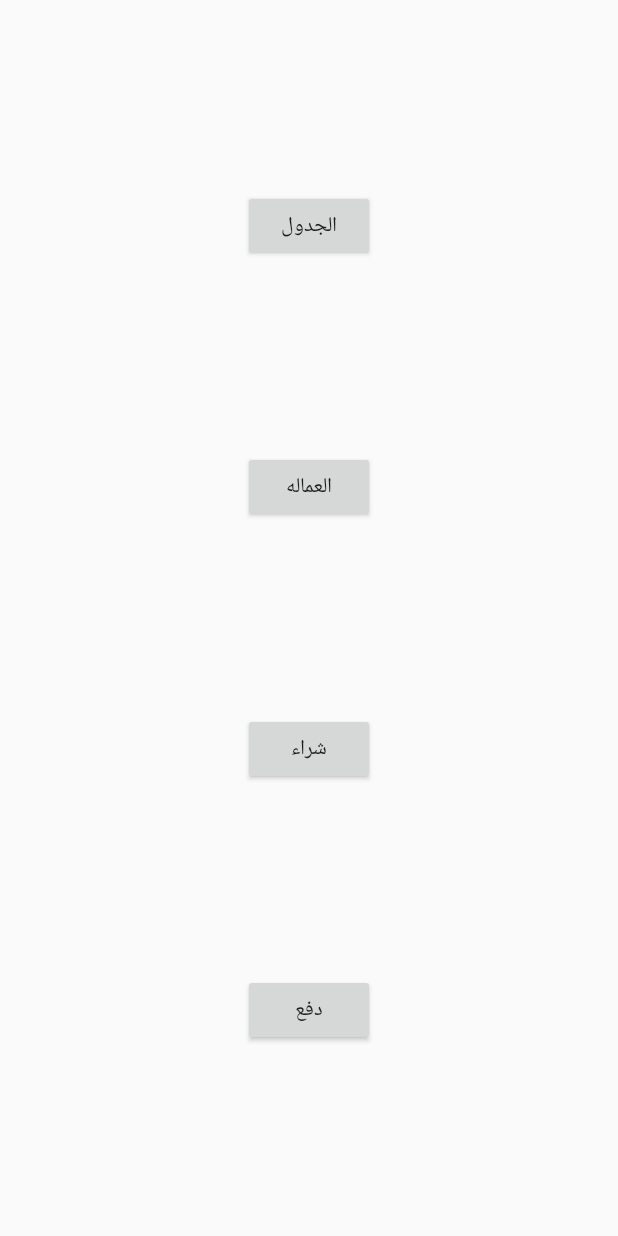
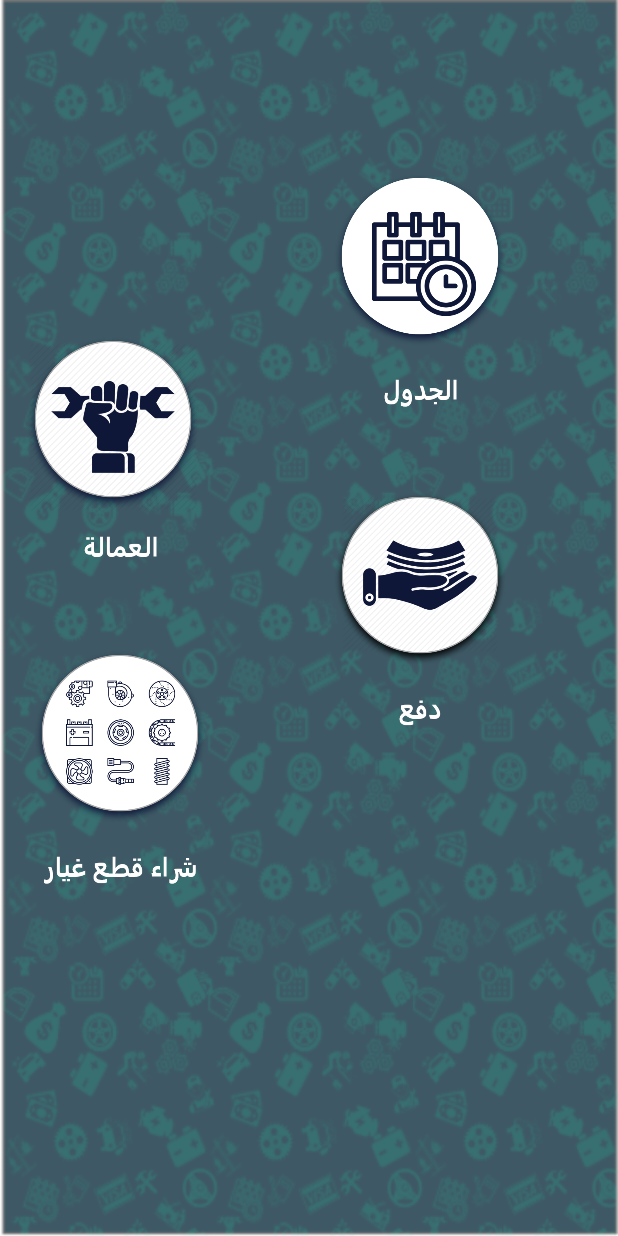
Before and after one commit to ahmed1hisham/osta-belya, an Android app: the layout activity_mechanic_home.xml on its own in the app's theme, with its tools: preview values and no code run, on a phone screen of 412 x 824 dp. Run offline under Robolectric (Android 15) with nearby library versions, the phone set to English and light mode, and no system bars.

Commit message:
mechanic home xml

```diff
--- a/app/src/main/java/com/example/ostabelya/activities/EmalaActivity.kt
+++ b/app/src/main/java/com/example/ostabelya/activities/EmalaActivity.kt
@@ -22,7 +22,7 @@ class EmalaActivity : AppCompatActivity() {
         }
 
         recycler_view.apply {
-            layoutManager = GridLayoutManager(this@EmalaActivity, 2)
+            layoutManager = LinearLayoutManager(this@EmalaActivity)
             adapter = EmalaAdapter(workers)
         }
 
--- a/app/src/main/java/com/example/ostabelya/adapters/EmalaAdapter.kt
+++ b/app/src/main/java/com/example/ostabelya/adapters/EmalaAdapter.kt
@@ -25,7 +25,7 @@ class EmalaAdapter(private val workers: ArrayList<Worker>) : RecyclerView.Adapte
     override fun getItemCount(): Int = workers.size
 
     class ViewHolder(itemView: View) :RecyclerView.ViewHolder(itemView){
-        val image: ImageView = itemView.findViewById(R.id.worker_img)
+        val image: ImageView = itemView.findViewById(R.id.worker_image_iv)
         val name: TextView = itemView.findViewById(R.id.worker_name)
         val salary: TextView = itemView.findViewById(R.id.worker_salary)
     }
--- a/app/src/main/res/layout/activity_mechanic_home.xml
+++ b/app/src/main/res/layout/activity_mechanic_home.xml
@@ -1,38 +1,73 @@
 <?xml version="1.0" encoding="utf-8"?>
-<android.support.constraint.ConstraintLayout
+<android.support.v7.widget.FitWindowsFrameLayout
         xmlns:android="http://schemas.android.com/apk/res/android"
         xmlns:tools="http://schemas.android.com/tools"
         xmlns:app="http://schemas.android.com/apk/res-auto"
         android:layout_width="match_parent"
         android:layout_height="match_parent"
-        tools:context=".activities.MechanicHome">
+        tools:context=".activities.MechanicHome"
+android:background="@drawable/img_background_res">
 
     <Button
-            android:text="الجدول"
-            android:layout_width="wrap_content"
-            android:layout_height="wrap_content"
-            android:id="@+id/button" app:layout_constraintStart_toStartOf="parent"
-            app:layout_constraintHorizontal_bias="0.5" app:layout_constraintEnd_toEndOf="parent"
-            app:layout_constraintTop_toTopOf="parent" app:layout_constraintBottom_toTopOf="@+id/button2"/>
+            android:layout_width="120dp"
+            android:layout_height="120dp"
+            android:layout_marginLeft="220dp"
+            android:layout_marginTop="113dp"
+            android:id="@+id/button"
+            android:background="@drawable/calendar"/>
+
+    <android.support.v7.widget.AppCompatTextView android:layout_width="51dp" android:layout_height="24dp"
+                                                 android:background="@drawable/gadwal"
+                                                 android:layout_marginLeft="255dp"
+                                                 android:layout_marginTop="247dp"/>
+
+
     <Button
-            android:text="العماله"
-            android:layout_width="wrap_content"
-            android:layout_height="wrap_content"
-            android:id="@+id/button2" app:layout_constraintStart_toStartOf="parent"
-            app:layout_constraintHorizontal_bias="0.5" app:layout_constraintEnd_toEndOf="parent"
-            app:layout_constraintTop_toBottomOf="@+id/button" app:layout_constraintBottom_toTopOf="@+id/button4"/>
+            android:layout_width="120dp"
+            android:layout_height="120dp"
+            android:layout_marginLeft="15dp"
+            android:layout_marginTop="222dp"
+            android:id="@+id/button2"
+            android:background="@drawable/amala"/>
+
+    <android.support.v7.widget.AppCompatTextView android:layout_width="51dp" android:layout_height="24dp"
+                                                 android:background="@drawable/amalatxt"
+                                                 android:layout_marginLeft="55dp"
+                                                 android:layout_marginTop="352dp"/>
+
+
+
+
+
+
     <Button
-            android:text="دفع"
-            android:layout_width="wrap_content"
-            android:layout_height="wrap_content"
-            android:id="@+id/button3" app:layout_constraintStart_toStartOf="parent"
-            app:layout_constraintHorizontal_bias="0.5" app:layout_constraintEnd_toEndOf="parent"
-            app:layout_constraintBottom_toBottomOf="parent" app:layout_constraintTop_toBottomOf="@+id/button4"/>
+            android:layout_width="120dp"
+            android:layout_height="120dp"
+            android:layout_marginLeft="220dp"
+            android:layout_marginTop="326dp"
+            android:id="@+id/button3"
+            android:background="@drawable/paybtn"/>
+
+    <android.support.v7.widget.AppCompatTextView android:layout_width="29dp" android:layout_height="24dp"
+                                                 android:background="@drawable/paytxt"
+                                                 android:layout_marginLeft="266dp"
+                                                 android:layout_marginTop="460dp"/>
+
+
+
+
     <Button
-            android:text="شراء"
-            android:layout_width="wrap_content"
-            android:layout_height="wrap_content"
-            android:id="@+id/button4" app:layout_constraintStart_toStartOf="parent"
-            app:layout_constraintHorizontal_bias="0.5" app:layout_constraintEnd_toEndOf="parent"
-            app:layout_constraintTop_toBottomOf="@+id/button2" app:layout_constraintBottom_toTopOf="@+id/button3"/>
-</android.support.constraint.ConstraintLayout>
+            android:layout_width="120dp"
+            android:layout_height="120dp"
+            android:layout_marginLeft="20dp"
+            android:layout_marginTop="431dp"
+            android:id="@+id/button4"
+            android:background="@drawable/keta3btn"/>
+
+    <android.support.v7.widget.AppCompatTextView android:layout_width="103dp" android:layout_height="24dp"
+                                                 android:background="@drawable/keta3txt"
+                                                 android:layout_marginLeft="29dp"
+                                                 android:layout_marginTop="565dp"/>
+
+
+</android.support.v7.widget.FitWindowsFrameLayout>
```
Also changed, not shown: app/src/main/AndroidManifest.xml (+8 -2 lines), app/src/main/res/layout/activity_emala.xml (+5 -2 lines), app/src/main/res/layout/worker_item.xml (+38 -28 lines), app/src/main/res/drawable/amala.png (added), app/src/main/res/drawable/amalatxt.png (added), app/src/main/res/drawable/calendar.png (added), app/src/main/res/drawable/gadwal.png (added), app/src/main/res/drawable/img_background_res.png (added), app/src/main/res/drawable/img_default_3amala.png (added), app/src/main/res/drawable/keta3btn.png (added), app/src/main/res/drawable/keta3txt.png (added), app/src/main/res/drawable/paybtn.png (added), app/src/main/res/drawable/paytxt.png (added).
